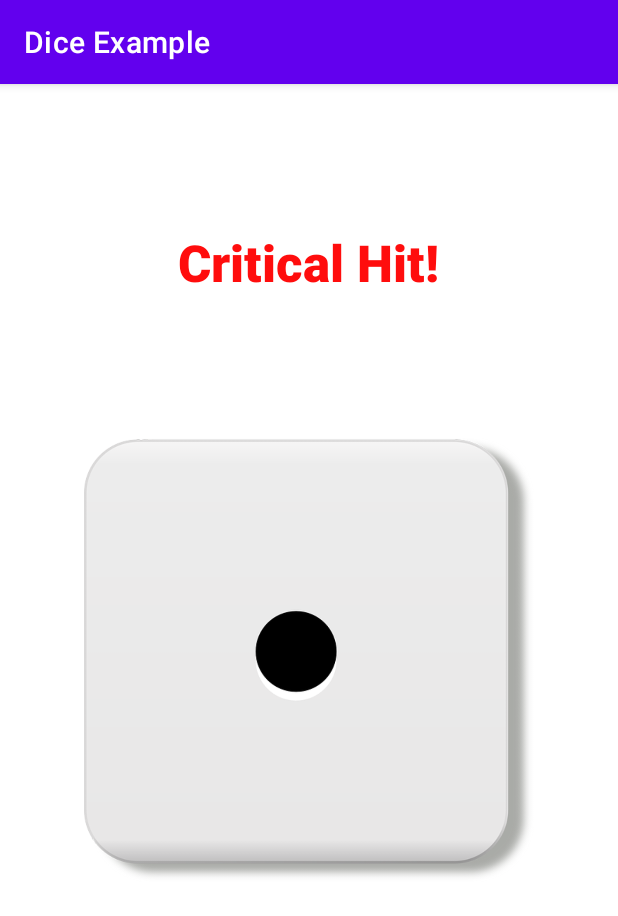
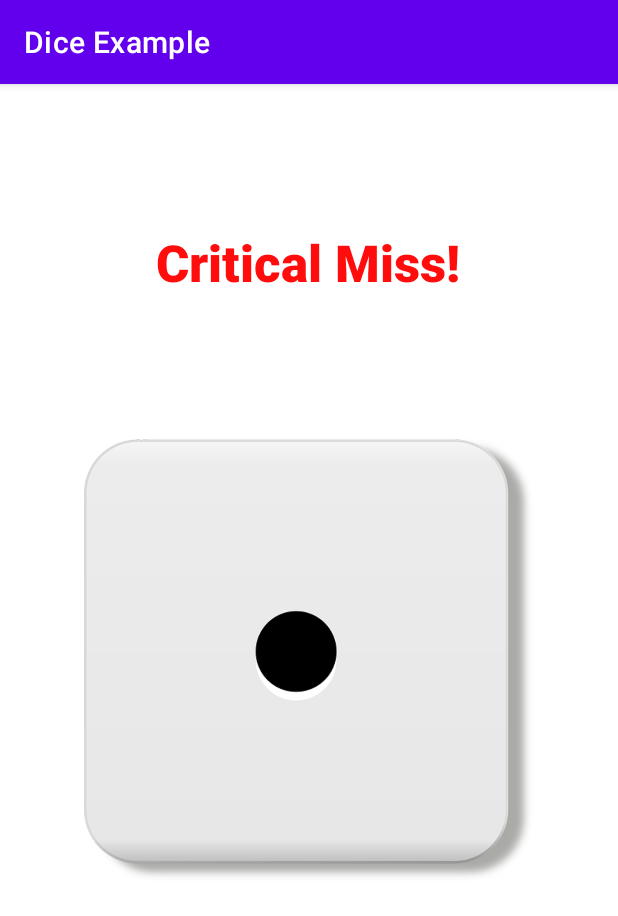
Before and after one commit to mmiller2001/D6_Project_MM, an Android app: the screen it shows after launch (MainActivity), on a phone screen of 412 x 824 dp. Shown: the top 916 px of the screen. Run offline under Robolectric (Android 15) with nearby library versions, the phone set to English and light mode, and no system bars.

Commit message:
Dynamic change in string for 1 and 20 dice roll.

```diff
--- a/app/src/main/java/com/example/diceexample/MainActivity.java
+++ b/app/src/main/java/com/example/diceexample/MainActivity.java
@@ -36,6 +36,7 @@ public class MainActivity extends AppCompatActivity {
             case 1:
                 imageViewDice.setImageResource(R.drawable.dice1);
                 textView.setVisibility(View.VISIBLE);
+                textView.setText(R.string.criticalMiss);
                 break;
             case 2:
                 imageViewDice.setImageResource(R.drawable.dice2);
@@ -112,6 +113,7 @@ public class MainActivity extends AppCompatActivity {
             case 20:
                 imageViewDice.setImageResource(R.drawable.dice20);
                 textView.setVisibility(View.VISIBLE);
+                textView.setText(R.string.criticalHit);
                 break;
         }
     }
--- a/app/src/main/res/layout/activity_main.xml
+++ b/app/src/main/res/layout/activity_main.xml
@@ -22,7 +22,7 @@
         android:layout_height="54dp"
         android:layout_marginTop="96dp"
         android:fontFamily="sans-serif-black"
-        android:text="Critical Hit!"
+        android:text="@string/criticalMiss"
         android:textAlignment="center"
         android:textAppearance="@style/TextAppearance.AppCompat.Body1"
         android:textColor="#FF0D0D"
--- a/app/src/main/res/values/strings.xml
+++ b/app/src/main/res/values/strings.xml
@@ -1,3 +1,5 @@
 <resources>
     <string name="app_name">Dice Example</string>
+    <string name="criticalHit">Critical Hit!</string>
+    <string name="criticalMiss">Critical Miss!</string>
 </resources>
```
